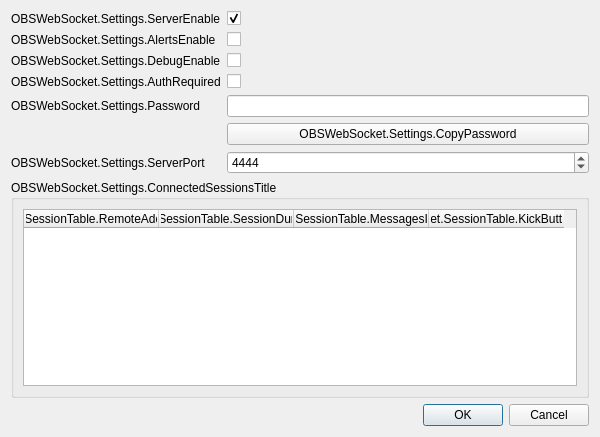
obsproject/obs-websocket, file src/forms/SettingsDialog.ui: the form before one commit.
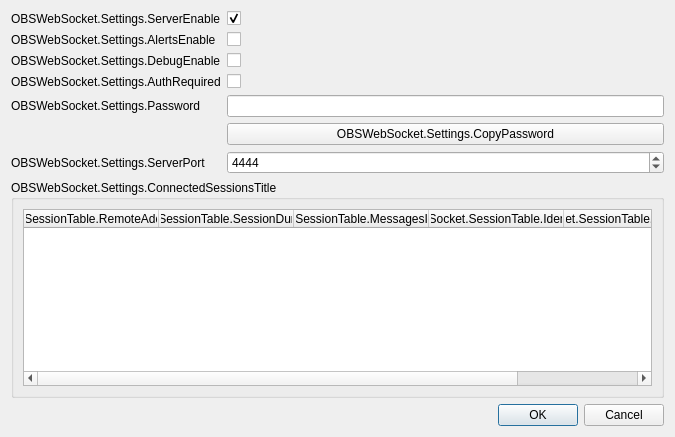
The form after the commit.

Commit message: SettingsDialog: Add `Identified` column to session table

Diff of the .ui file:
```diff
--- a/src/forms/SettingsDialog.ui
+++ b/src/forms/SettingsDialog.ui
@@ -6,19 +6,19 @@
    <rect>
     <x>0</x>
     <y>0</y>
-    <width>600</width>
+    <width>675</width>
     <height>437</height>
    </rect>
   </property>
   <property name="minimumSize">
    <size>
-    <width>600</width>
-    <height>437</height>
+    <width>675</width>
+    <height>0</height>
    </size>
   </property>
   <property name="maximumSize">
    <size>
-    <width>600</width>
+    <width>675</width>
     <height>16777215</height>
    </size>
   </property>
@@ -156,7 +156,7 @@
          <bool>false</bool>
         </property>
         <attribute name="horizontalHeaderMinimumSectionSize">
-         <number>135</number>
+         <number>100</number>
         </attribute>
         <attribute name="horizontalHeaderDefaultSectionSize">
          <number>135</number>
@@ -182,6 +182,11 @@
           <string>OBSWebSocket.SessionTable.MessagesInOutColumnTitle</string>
          </property>
         </column>
+        <column>
+         <property name="text">
+          <string>OBSWebSocket.SessionTable.IdentifiedTitle</string>
+         </property>
+        </column>
         <column>
          <property name="text">
           <string>OBSWebSocket.SessionTable.KickButtonColumnTitle</string>
```
The commit also changes 4 other files.
